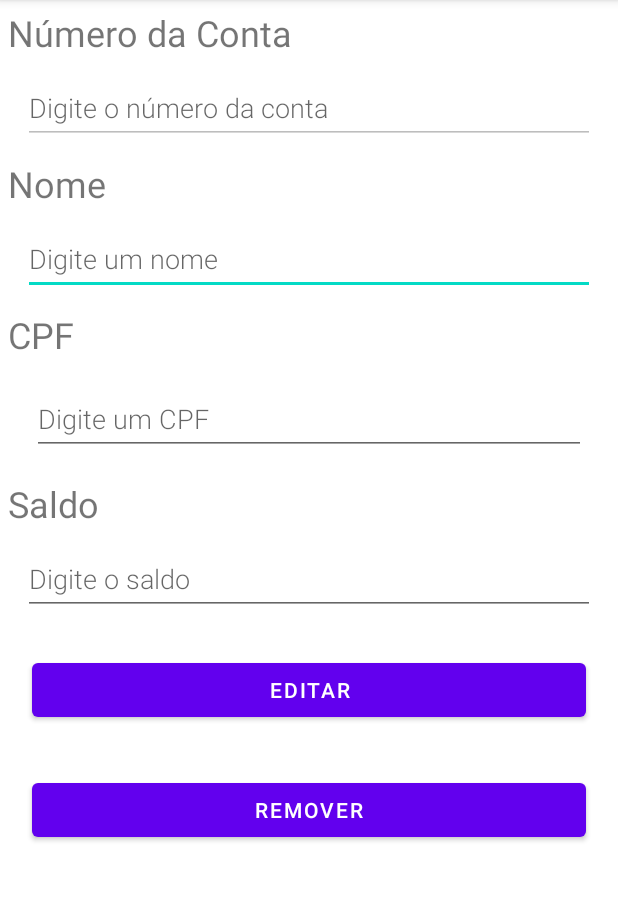
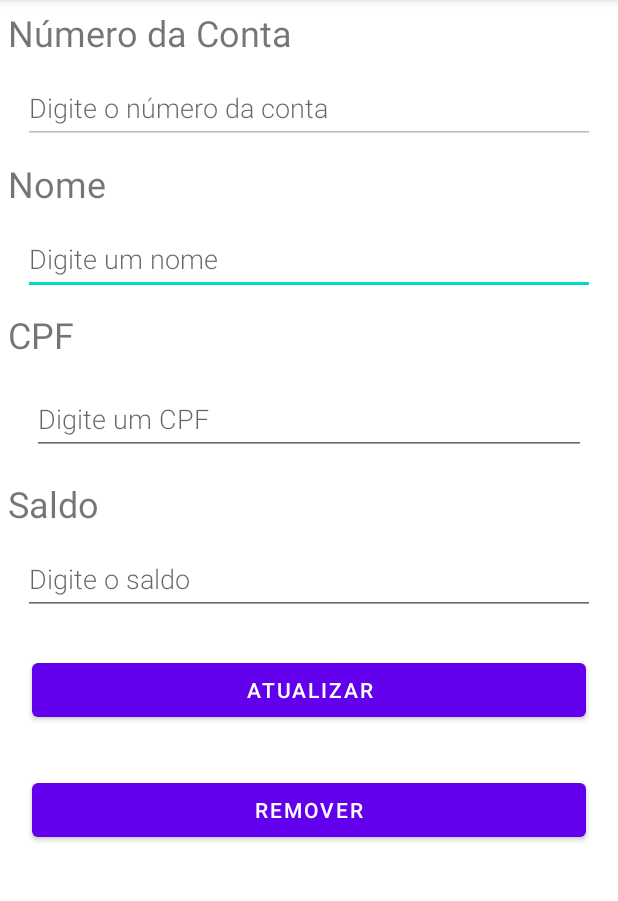
Before and after one commit to jmateusps16/banco-app, an Android app: the EditarContaActivity screen opened directly, with no data from a screen before it, on a phone screen of 412 x 824 dp, the part 84-985 px from its top. Run offline under Robolectric (Android 15) with nearby library versions, the phone set to English and light mode, and no system bars; our stand-ins replace Room's generated code.

Commit message:
ajustando para poder atualizar conta

```diff
--- a/app/src/main/java/br/ufpe/cin/residencia/banco/conta/ContaViewModel.java
+++ b/app/src/main/java/br/ufpe/cin/residencia/banco/conta/ContaViewModel.java
@@ -44,4 +44,8 @@ public class ContaViewModel extends AndroidViewModel {
         return contas;
     }
 
+    public LiveData<Conta> getContaPorNumero(String numero) {
+        return repository.buscarPeloNumero(numero);
+    }
+
 }
--- a/app/src/main/res/layout/activity_adicionar_conta.xml
+++ b/app/src/main/res/layout/activity_adicionar_conta.xml
@@ -1,7 +1,11 @@
 <?xml version="1.0" encoding="utf-8"?>
-<LinearLayout xmlns:android="http://schemas.android.com/apk/res/android"
+<ScrollView xmlns:android="http://schemas.android.com/apk/res/android"
     android:layout_width="match_parent"
-    android:layout_height="match_parent"
+    android:layout_height="match_parent">
+
+    <LinearLayout
+        android:layout_width="match_parent"
+        android:layout_height="wrap_content"
         android:orientation="vertical"
         android:padding="5dp">
 
@@ -88,3 +92,4 @@
             android:textColor="#FFFFFF" />
 
     </LinearLayout>
+</ScrollView>
```
Also changed, not shown: app/src/main/java/br/ufpe/cin/residencia/banco/conta/Conta.java (+29 -0 lines), app/src/main/java/br/ufpe/cin/residencia/banco/conta/EditarContaActivity.java (+26 -5 lines). Lines whose indentation alone changed are shown as unchanged.
